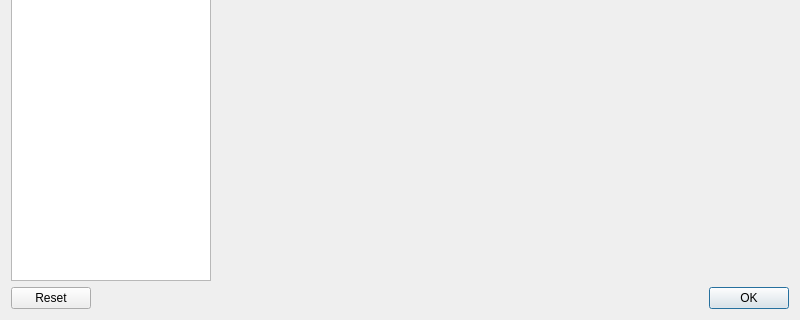
Before: the Qt Designer form src/Form_Files/Preferences.ui in 3tic-project/Sigil-Enhanced, drawn with Qt 5; both pictures show x 0 to 800 and y 280 to 600 of the 800 by 600 pixel window.
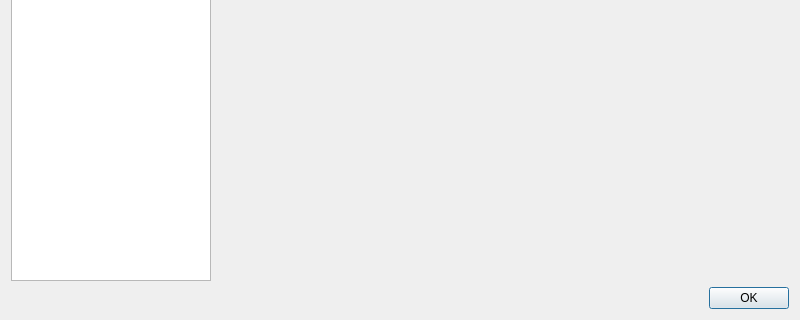
After: the same form once the commit is applied.

What changed in the file:
```diff
--- a/src/Form_Files/Preferences.ui
+++ b/src/Form_Files/Preferences.ui
@@ -65,7 +65,7 @@
       <enum>Qt::Horizontal</enum>
      </property>
      <property name="standardButtons">
-      <set>QDialogButtonBox::Ok|QDialogButtonBox::Reset</set>
+      <set>QDialogButtonBox::Ok</set>
      </property>
     </widget>
    </item>
```
